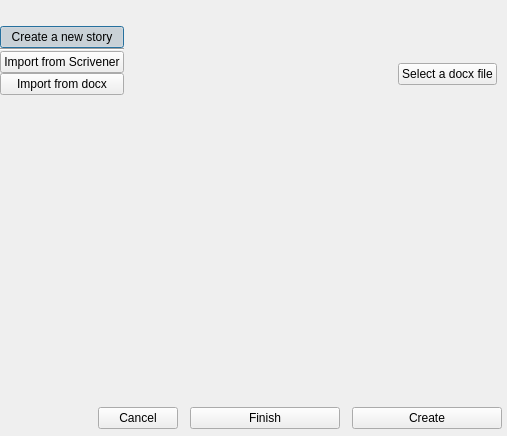
This is ui/story_creation_dialog.ui in zkovari/plotlyst as Qt 5 draws it before an edit. The edited form follows.
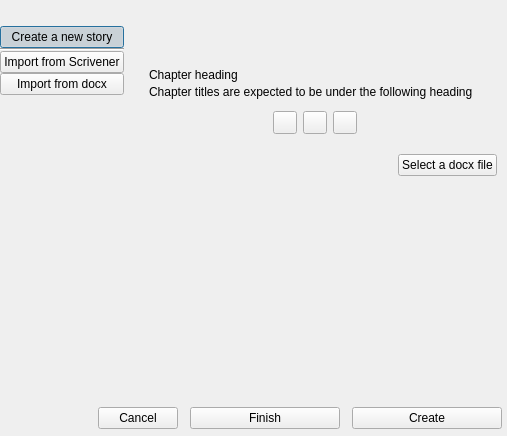
This is the edited form. The open tabs and pages were chosen to show the change. Custom widgets are drawn as their Qt base class.

Commit message: chapter headings

Patch:
```diff
--- a/ui/story_creation_dialog.ui
+++ b/ui/story_creation_dialog.ui
@@ -387,6 +387,107 @@
            </property>
           </widget>
          </item>
+         <item>
+          <widget class="QWidget" name="widget_2" native="true">
+           <layout class="QVBoxLayout" name="verticalLayout_9">
+            <property name="spacing">
+             <number>3</number>
+            </property>
+            <property name="leftMargin">
+             <number>20</number>
+            </property>
+            <property name="topMargin">
+             <number>5</number>
+            </property>
+            <property name="rightMargin">
+             <number>15</number>
+            </property>
+            <property name="bottomMargin">
+             <number>5</number>
+            </property>
+            <item>
+             <widget class="QLabel" name="lblChapterHeading">
+              <property name="text">
+               <string>Chapter heading</string>
+              </property>
+             </widget>
+            </item>
+            <item>
+             <widget class="QLabel" name="label_2">
+              <property name="text">
+               <string>Chapter titles are expected to be under the following heading</string>
+              </property>
+              <property name="description" stdset="0">
+               <bool>true</bool>
+              </property>
+             </widget>
+            </item>
+            <item alignment="Qt::AlignHCenter">
+             <widget class="QWidget" name="widget_3" native="true">
+              <layout class="QHBoxLayout" name="horizontalLayout_4">
+               <item>
+                <widget class="QToolButton" name="chapterH1">
+                 <property name="cursor">
+                  <cursorShape>PointingHandCursor</cursorShape>
+                 </property>
+                 <property name="text">
+                  <string/>
+                 </property>
+                 <property name="checkable">
+                  <bool>true</bool>
+                 </property>
+                 <property name="transparent" stdset="0">
+                  <bool>true</bool>
+                 </property>
+                 <attribute name="buttonGroup">
+                  <string notr="true">buttonGroupDocxHeadings</string>
+                 </attribute>
+                </widget>
+               </item>
+               <item>
+                <widget class="QToolButton" name="chapterH2">
+                 <property name="cursor">
+                  <cursorShape>PointingHandCursor</cursorShape>
+                 </property>
+                 <property name="text">
+                  <string/>
+                 </property>
+                 <property name="checkable">
+                  <bool>true</bool>
+                 </property>
+                 <property name="transparent" stdset="0">
+                  <bool>true</bool>
+                 </property>
+                 <attribute name="buttonGroup">
+                  <string notr="true">buttonGroupDocxHeadings</string>
+                 </attribute>
+                </widget>
+               </item>
+               <item>
+                <widget class="QToolButton" name="chapterH3">
+                 <property name="cursor">
+                  <cursorShape>PointingHandCursor</cursorShape>
+                 </property>
+                 <property name="text">
+                  <string/>
+                 </property>
+                 <property name="checkable">
+                  <bool>true</bool>
+                 </property>
+                 <property name="transparent" stdset="0">
+                  <bool>true</bool>
+                 </property>
+                 <attribute name="buttonGroup">
+                  <string notr="true">buttonGroupDocxHeadings</string>
+                 </attribute>
+                </widget>
+               </item>
+              </layout>
+             </widget>
+            </item>
+           </layout>
+          </widget>
+         </item>
          <item alignment="Qt::AlignRight">
           <widget class="QPushButton" name="btnLoadDocx">
            <property name="cursor">
@@ -411,7 +512,7 @@
            <property name="sizeHint" stdset="0">
             <size>
              <width>20</width>
-             <height>304</height>
+             <height>213</height>
             </size>
            </property>
           </spacer>
```
Left out of the diff: 3 changed lines with no effect on the pictures. The commit also changes 1 other file.
